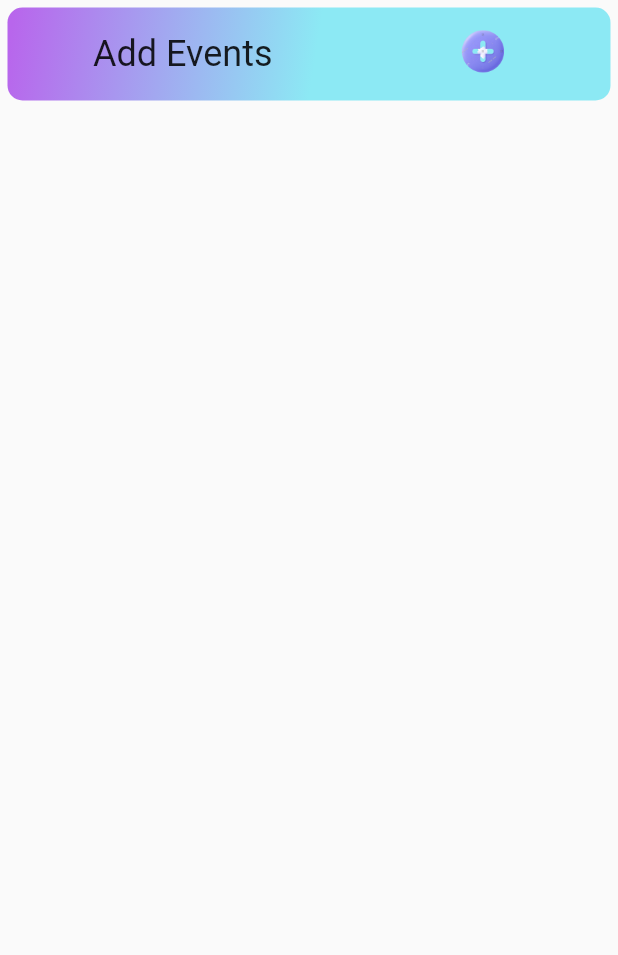
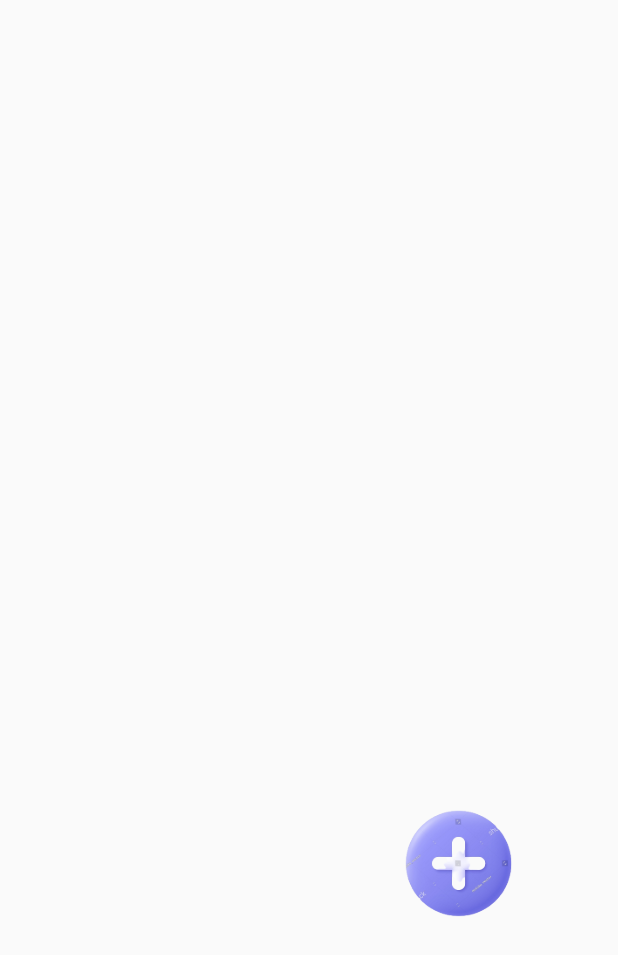
Before and after one commit to abhii421/Erp_App, a Flutter app: the MyHomePage1 screen opened directly, on a phone screen of 412 x 824 dp. Shown: the top 955 px of the screen. Run offline on Flutter 3.47's test engine with Material 2 defaults, Android fonts, the light colour scheme and no system bars; our stand-ins replace dio, google_fonts, hidden_drawer_menu, image_picker, jwt_decoder, lottie and 3 more; missing offline and left inert: dart:ffi; accounts and stored records are empty; network calls fail.

Commit message:
resolve add event error

```diff
--- a/erp_app2/lib/Events/Event_page.dart
+++ b/erp_app2/lib/Events/Event_page.dart
@@ -66,50 +66,14 @@ class _MyHomePage1State extends State<MyHomePage1> {
 
         Scaffold(
       body: Padding(
+
         padding: const EdgeInsets.symmetric(horizontal: 5, vertical: 5),
-        child: Column(
-          mainAxisAlignment: MainAxisAlignment.start,
-          crossAxisAlignment: CrossAxisAlignment.start,
+        child: Stack(
+          // mainAxisAlignment: MainAxisAlignment.start,
+          // crossAxisAlignment: CrossAxisAlignment.start,
           children: [
-            Container(
-              decoration: BoxDecoration(
-                borderRadius: BorderRadius.circular(10),
-                gradient: LinearGradient(
-                  begin: Alignment.centerLeft,
-                  end: Alignment.bottomCenter,
-                  colors: <Color>[
-                    Color.fromARGB(255, 184, 102, 236),
-                    Color.fromARGB(255, 140, 233, 244),
-                  ],
-                ),
-              ),
-              child: Padding(
-                padding: const EdgeInsets.all(1.0),
-                child: Row(
-                  mainAxisAlignment: MainAxisAlignment.spaceAround,
-                  children: [
-                    Text(
-                      'Add Events',
-                      style: TextStyle(fontSize: 24),
-                    ),
-                    InkWell(
-                      onTap: () {
-                        Navigator.push(
-                          context,
-                          MaterialPageRoute(
-                            builder: (context) => AddPostScreen(),
-                          ),
-                        );
-                      },
-                      child: Image.asset(
-                        'assets/images/icon.png',
-                        height: 60,
-                      ),
-                    ),
-                  ],
-                ),
-              ),
-            ),
+
+
             SizedBox(
               height: 5,
             ),
@@ -143,6 +107,7 @@ class _MyHomePage1State extends State<MyHomePage1> {
             // ),
             Expanded(
               child: ListView.builder(
+                physics: BouncingScrollPhysics(),
                 itemCount: eventData.length, // Only one item for the single map
                 itemBuilder: (BuildContext context, int index) {
                   String tempTitle = eventData[index]['description'];
@@ -194,6 +159,67 @@ class _MyHomePage1State extends State<MyHomePage1> {
                 },
               ),
             ),
+
+             Padding(
+               padding: const EdgeInsets.only(left: 230, top: 500),
+               child: Container(
+
+                // decoration: BoxDecoration(
+                //   borderRadius: BorderRadius.circular(10),
+                //   gradient: LinearGradient(
+                //     begin: Alignment.centerLeft,
+                //     end: Alignment.bottomCenter,
+                //     colors: <Color>[
+                //       Color.fromARGB(255, 184, 102, 236),
+                //       Color.fromARGB(255, 140, 233, 244),
+                //     ],
+                //   ),
+                // ),
+                // child: Padding(
+                //   padding: const EdgeInsets.all(1.0),
+                //   child: Row(
+                //     mainAxisAlignment: MainAxisAlignment.spaceAround,
+                //     children: [
+                //       Text(
+                //         'Add Events',
+                //         style: TextStyle(fontSize: 24),
+                //       ),
+                //       InkWell(
+                //         onTap: () {
+                //           Navigator.push(
+                //             context,
+                //             MaterialPageRoute(
+                //               builder: (context) => AddPostScreen(),
+                //             ),
+                //           );
+                //         },
+                //         child: Image.asset(
+                //           'assets/images/icon.png',
+                //           height: 60,
+                //         ),
+                //       ),
+                //     ],
+                //   ),
+                // ),
+
+                child:InkWell(
+
+                        onTap: () {
+                          Navigator.push(
+                            context,
+                            MaterialPageRoute(
+                              builder: (context) => AddPostScreen(),
+                            ),
+                          );
+                        },
+                        child: Image.asset(
+                          'assets/images/icon.png',
+                          height: 150,
+                        ),
+                      ),
+
+               ),
+             ),
           ],
         ),
       ),
```
